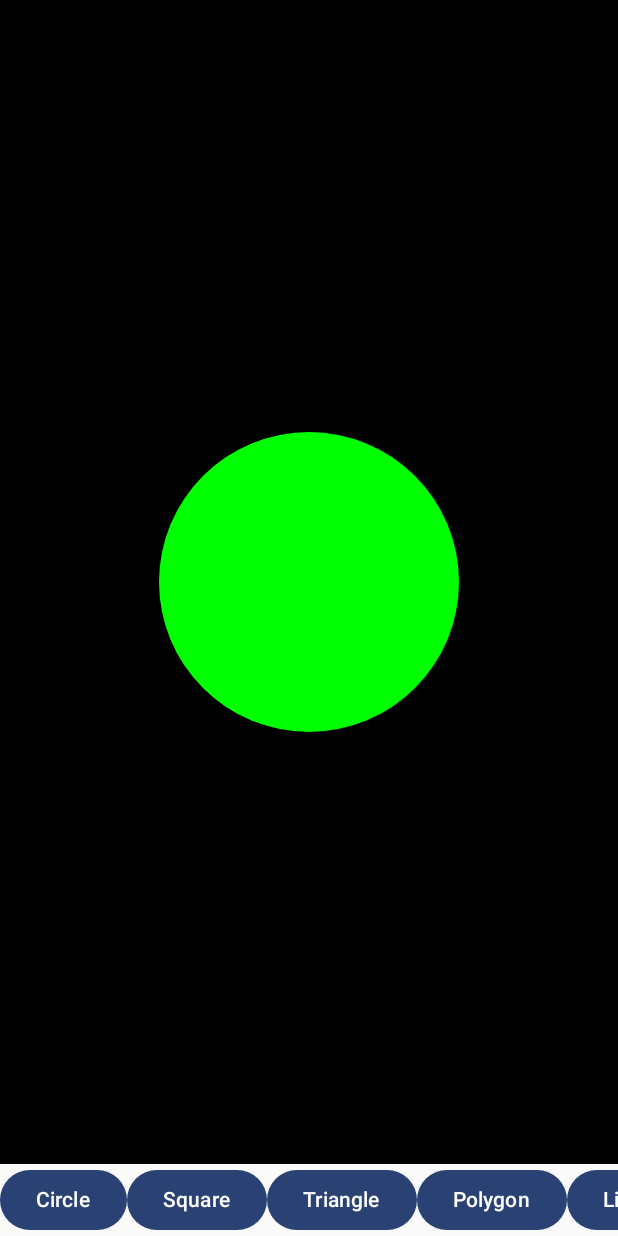
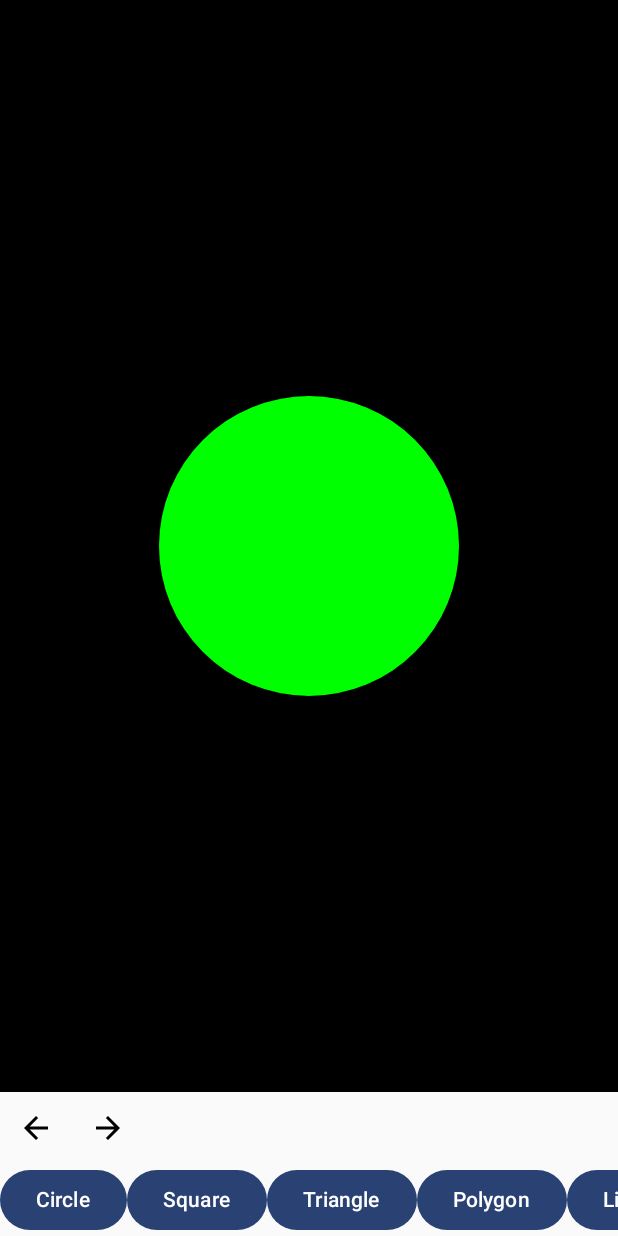
Before and after one commit to gabdanho/Photozhab, an Android app built with Jetpack Compose: the screen it shows after launch (MainActivity), after a tap on "Circle", on a phone screen of 412 x 824 dp. Run offline under Robolectric (Android 15) with nearby library versions, the phone set to English and light mode, and no system bars.

Commit message:
next and prev state

```diff
--- a/app/src/main/java/com/example/photozhab/ui/PhotozhabViewModel.kt
+++ b/app/src/main/java/com/example/photozhab/ui/PhotozhabViewModel.kt
@@ -1,14 +1,35 @@
 package com.example.photozhab.ui
 
 import androidx.compose.runtime.mutableStateListOf
+import androidx.compose.runtime.snapshots.SnapshotStateList
 import androidx.lifecycle.ViewModel
 import com.example.photozhab.model.Figure
+import kotlinx.coroutines.flow.MutableStateFlow
+import kotlinx.coroutines.flow.StateFlow
+
+data class PhotozhabUiState(val figures: SnapshotStateList<Figure> = mutableStateListOf())
 
 class PhotozhabViewModel : ViewModel() {
-    private val _figures = mutableStateListOf<Figure>()
-    val figures: List<Figure> = _figures
+    private val _uiState = MutableStateFlow(PhotozhabUiState())
+    val uiState: StateFlow<PhotozhabUiState> = _uiState
+
+    private val deletedFigures = mutableListOf<Figure>()
 
     fun addFigure(figure: Figure) {
-        _figures.add(figure)
+        _uiState.value.figures.add(figure)
+        deletedFigures.clear()
+    }
+
+    fun prevState() {
+        if (_uiState.value.figures.isNotEmpty()) {
+            val prevFigure = _uiState.value.figures.removeLast()
+            deletedFigures.add(prevFigure)
+        }
+    }
+
+    fun forwardState() {
+        if (deletedFigures.isNotEmpty()) {
+            _uiState.value.figures.add(deletedFigures.removeLast())
+        }
     }
 }
--- a/app/src/main/java/com/example/photozhab/ui/screens/EditorScreen.kt
+++ b/app/src/main/java/com/example/photozhab/ui/screens/EditorScreen.kt
@@ -6,19 +6,26 @@ import androidx.compose.foundation.gestures.detectDragGestures
 import androidx.compose.foundation.layout.Arrangement
 import androidx.compose.foundation.layout.Box
 import androidx.compose.foundation.layout.Column
+import androidx.compose.foundation.layout.Row
 import androidx.compose.foundation.layout.fillMaxSize
 import androidx.compose.foundation.layout.fillMaxWidth
+import androidx.compose.foundation.layout.padding
 import androidx.compose.foundation.lazy.LazyRow
 import androidx.compose.foundation.lazy.items
+import androidx.compose.material.icons.Icons
+import androidx.compose.material.icons.filled.ArrowBack
+import androidx.compose.material.icons.filled.ArrowForward
 import androidx.compose.material3.Button
+import androidx.compose.material3.Icon
+import androidx.compose.material3.IconButton
 import androidx.compose.material3.Text
 import androidx.compose.runtime.Composable
+import androidx.compose.runtime.collectAsState
 import androidx.compose.runtime.getValue
 import androidx.compose.runtime.mutableStateListOf
 import androidx.compose.runtime.mutableStateOf
 import androidx.compose.runtime.remember
 import androidx.compose.runtime.setValue
-import androidx.compose.runtime.snapshots.SnapshotStateList
 import androidx.compose.ui.Alignment
 import androidx.compose.ui.Modifier
 import androidx.compose.ui.draw.clipToBounds
@@ -28,6 +35,7 @@ import androidx.compose.ui.graphics.StrokeCap
 import androidx.compose.ui.graphics.drawscope.Stroke
 import androidx.compose.ui.input.pointer.pointerInput
 import androidx.compose.ui.tooling.preview.Preview
+import androidx.compose.ui.unit.dp
 import androidx.lifecycle.viewmodel.compose.viewModel
 import com.example.photozhab.model.Brush
 import com.example.photozhab.model.ButtonPanelSettings
@@ -41,10 +49,8 @@ import com.example.photozhab.model.Triangle
 import com.example.photozhab.ui.PhotozhabViewModel
 
 @Composable
-fun EditorScreen(
-    modifier: Modifier = Modifier
-) {
-    val viewModel: PhotozhabViewModel = viewModel()
+fun EditorScreen(viewModel: PhotozhabViewModel = viewModel()) {
+    val uiState by viewModel.uiState.collectAsState()
     var isBrushChosen by remember { mutableStateOf(false) }
 
     Column {
@@ -56,45 +62,19 @@ fun EditorScreen(
                 .weight(1f)
                 .clipToBounds()
         ) {
-            viewModel.figures.forEach { figure ->
+            uiState.figures.forEach { figure ->
                 figure.draw()
             }
             if (isBrushChosen) {
                 DrawingCanvas(isBrushChosen, viewModel::addFigure)
             }
         }
-        FiguresButtonPanel(viewModel::addFigure) {
-            isBrushChosen = !isBrushChosen
-        }
-    }
-}
-
-@Composable
-fun FiguresButtonPanel(
-    addFigure: (Figure) -> Unit,
-    changeIsChosen: () -> Unit
-) {
-    val buttons = listOf(
-        ButtonPanelSettings("Circle") { addFigure(Circle()) },
-        ButtonPanelSettings("Square") { addFigure(Square()) },
-        ButtonPanelSettings("Triangle") { addFigure(Triangle()) },
-        ButtonPanelSettings("Polygon") { addFigure(Polygon()) },
-        ButtonPanelSettings("Line") { addFigure(Line()) },
-        ButtonPanelSettings("Brush") {
-            changeIsChosen()
-        }
-    )
-
-    LazyRow(
-        modifier = Modifier.fillMaxWidth(),
-        horizontalArrangement = Arrangement.Center,
-        verticalAlignment = Alignment.CenterVertically
-    ) {
-        items(buttons) { button ->
-            Button(onClick = button.onClick) {
-                Text(button.textName)
-            }
-        }
+        ToolPanel(
+            addFigure = viewModel::addFigure,
+            changeIsBrushChosen = { isBrushChosen = !isBrushChosen },
+            onPrevStateClick = viewModel::prevState,
+            onForwardStateClick = viewModel::forwardState
+        )
     }
 }
 
@@ -153,6 +133,72 @@ fun DrawingCanvas(
     }
 }
 
+@Composable
+fun ToolPanel(
+    onPrevStateClick: () -> Unit,
+    onForwardStateClick: () -> Unit,
+    addFigure: (Figure) -> Unit,
+    changeIsBrushChosen: () -> Unit
+) {
+    Column {
+        StateFiguresButtonPanel(onPrevStateClick, onForwardStateClick)
+        FiguresButtonPanel(addFigure) {
+            changeIsBrushChosen()
+        }
+    }
+}
+
+@Composable
+fun StateFiguresButtonPanel(
+    onPrevStateClick: () -> Unit,
+    onForwardStateClick: () -> Unit
+) {
+    Row(
+        horizontalArrangement = Arrangement.Center
+    ) {
+        IconButton(
+            onClick = onPrevStateClick
+        ) {
+            Icon(Icons.Default.ArrowBack, "Previous state")
+        }
+        IconButton(
+            modifier = Modifier.padding(end = 4.dp),
+            onClick = onForwardStateClick
+        ) {
+            Icon(Icons.Default.ArrowForward, "Forward state")
+        }
+    }
+}
+
+@Composable
+fun FiguresButtonPanel(
+    addFigure: (Figure) -> Unit,
+    changeIsChosen: () -> Unit
+) {
+    val buttons = listOf(
+        ButtonPanelSettings("Circle") { addFigure(Circle()) },
+        ButtonPanelSettings("Square") { addFigure(Square()) },
+        ButtonPanelSettings("Triangle") { addFigure(Triangle()) },
+        ButtonPanelSettings("Polygon") { addFigure(Polygon()) },
+        ButtonPanelSettings("Line") { addFigure(Line()) },
+        ButtonPanelSettings("Brush") {
+            changeIsChosen()
+        }
+    )
+
+    LazyRow(
+        modifier = Modifier.fillMaxWidth(),
+        horizontalArrangement = Arrangement.Center,
+        verticalAlignment = Alignment.CenterVertically
+    ) {
+        items(buttons) { button ->
+            Button(onClick = button.onClick) {
+                Text(button.textName)
+            }
+        }
+    }
+}
+
 @Preview
 @Composable
 fun EditorScreenPreview() {
```
Also changed, not shown: app/src/main/java/com/example/photozhab/model/Figure.kt (+137 -61 lines).
